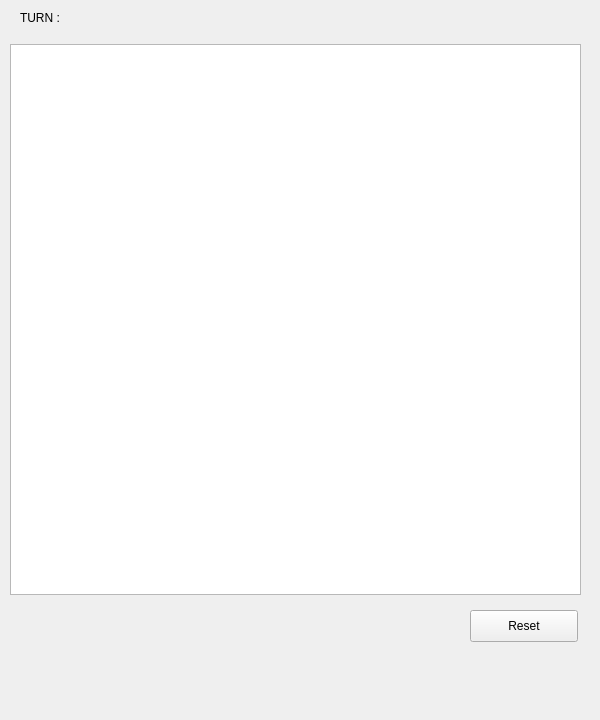
vicu6034/HW5-Checkers, file mainwindow.ui: the form before one commit.
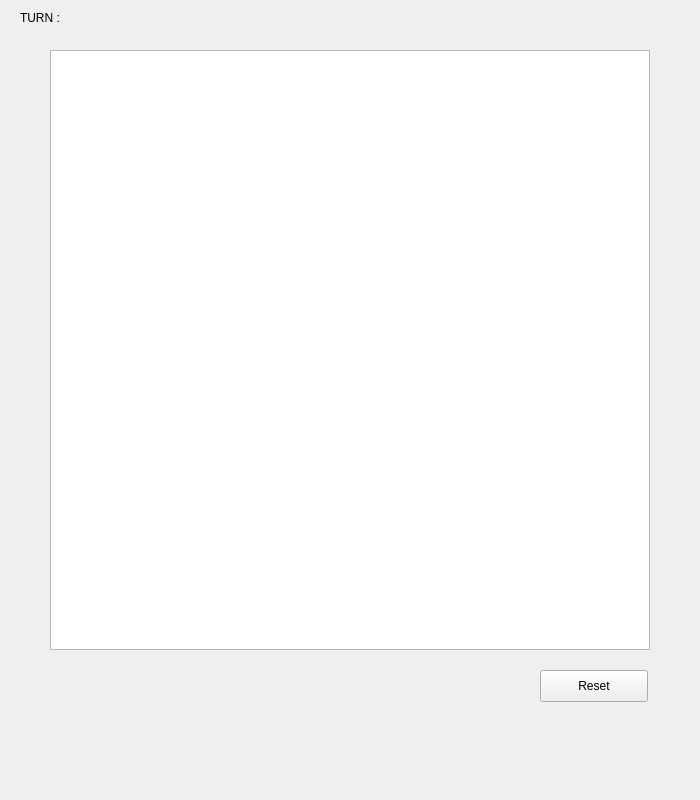
The form after the commit.

Patch:
```diff
--- a/mainwindow.ui
+++ b/mainwindow.ui
@@ -6,8 +6,8 @@
    <rect>
     <x>0</x>
     <y>0</y>
-    <width>600</width>
-    <height>720</height>
+    <width>700</width>
+    <height>800</height>
    </rect>
   </property>
   <property name="windowTitle">
@@ -17,10 +17,10 @@
    <widget class="QGraphicsView" name="gameGraphicsView">
     <property name="geometry">
      <rect>
-      <x>10</x>
-      <y>44</y>
-      <width>571</width>
-      <height>551</height>
+      <x>50</x>
+      <y>50</y>
+      <width>600</width>
+      <height>600</height>
      </rect>
     </property>
     <property name="verticalScrollBarPolicy">
@@ -33,8 +33,8 @@
    <widget class="QPushButton" name="resetButton">
     <property name="geometry">
      <rect>
-      <x>470</x>
-      <y>610</y>
+      <x>540</x>
+      <y>670</y>
       <width>108</width>
       <height>32</height>
      </rect>
```
Left out of the diff: 2 changed lines with no effect on the pictures.
